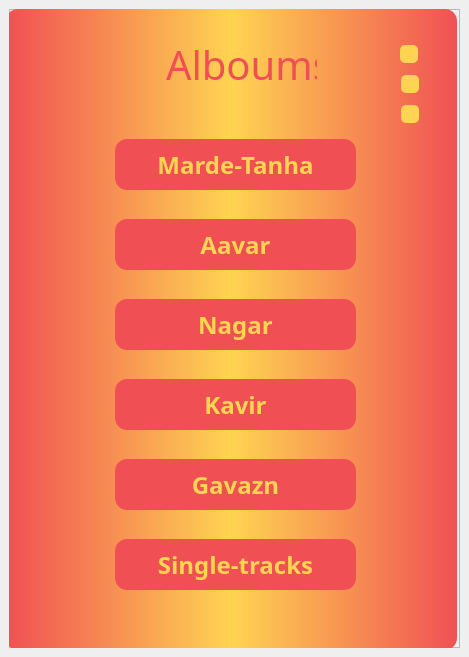
The window that artists_alboums.ui (AmirMehdiHosseini/Ali-Sorena-Alboums) describes before a commit, drawn with Qt 5.
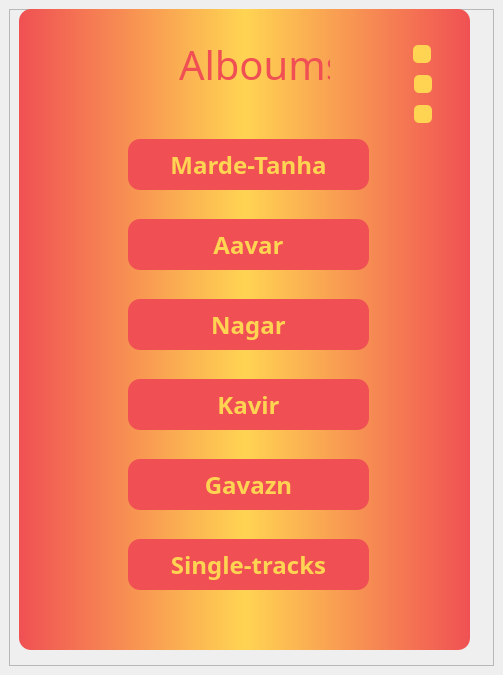
The same window after the commit.

Commit message: making GUI for all alboums and connecting them to main

```diff
--- a/artists_alboums.ui
+++ b/artists_alboums.ui
@@ -6,8 +6,8 @@
    <rect>
     <x>0</x>
     <y>0</y>
-    <width>469</width>
-    <height>657</height>
+    <width>503</width>
+    <height>675</height>
    </rect>
   </property>
   <property name="windowTitle">
@@ -26,7 +26,7 @@
       <widget class="QFrame" name="frame_2">
        <property name="geometry">
         <rect>
-         <x>-3</x>
+         <x>10</x>
          <y>0</y>
          <width>451</width>
          <height>641</height>
```
The commit also changes 15 other files.
